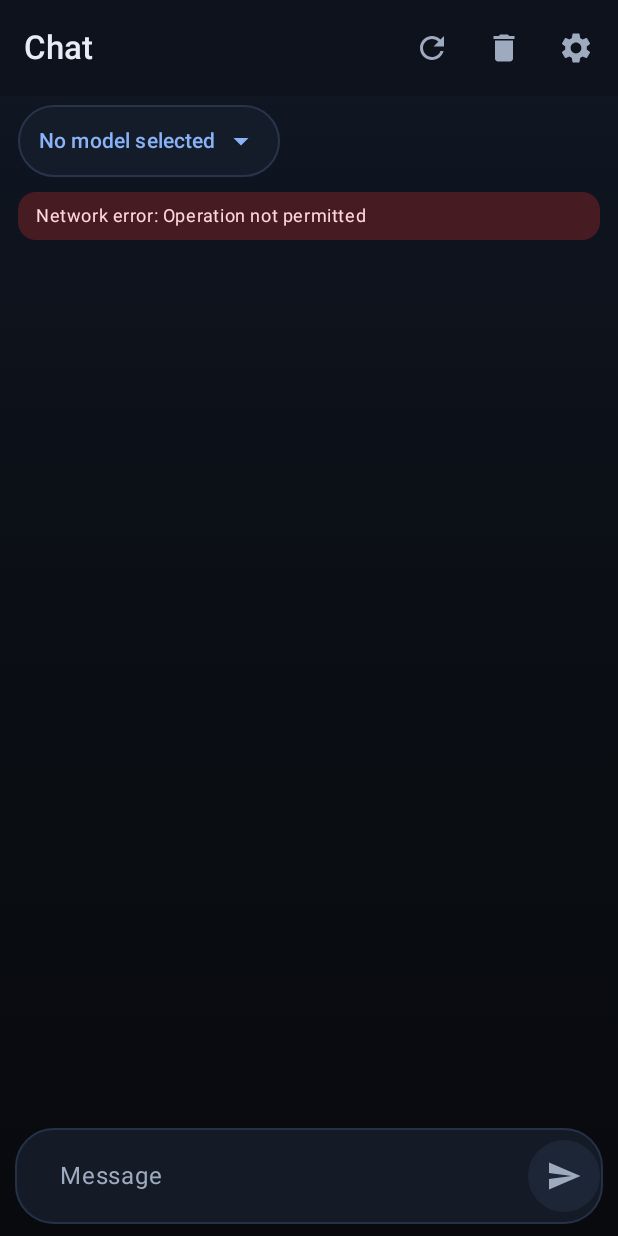
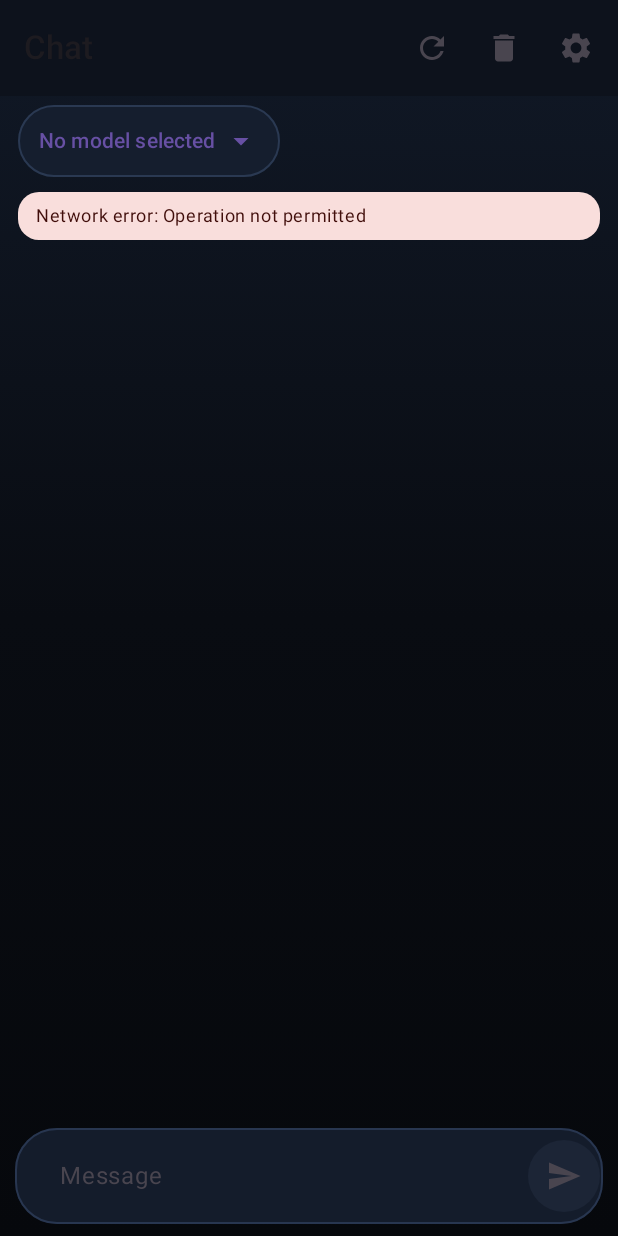
Before and after one commit to isleepy20/OllamaChat, an Android app built with Jetpack Compose: the composable ChatScreen shown on its own in the app's theme, on a phone screen of 412 x 824 dp. Run offline under Robolectric (Android 15) with nearby library versions, the phone set to English and light mode, and no system bars.

Commit message:
Refactor ChatScreen layout and styles

```diff
--- a/app/src/main/java/com/example/ollamachat/ui/ChatScreen.kt
+++ b/app/src/main/java/com/example/ollamachat/ui/ChatScreen.kt
@@ -14,7 +14,6 @@ import androidx.compose.foundation.layout.imePadding
 import androidx.compose.foundation.layout.navigationBarsPadding
 import androidx.compose.foundation.layout.padding
 import androidx.compose.foundation.layout.size
-import androidx.compose.foundation.layout.statusBarsPadding
 import androidx.compose.foundation.layout.width
 import androidx.compose.foundation.layout.widthIn
 import androidx.compose.foundation.lazy.LazyColumn
@@ -43,7 +42,6 @@ import androidx.compose.material3.Text
 import androidx.compose.material3.TextButton
 import androidx.compose.material3.TopAppBar
 import androidx.compose.material3.TopAppBarDefaults
-import androidx.compose.material3.darkColorScheme
 import androidx.compose.runtime.Composable
 import androidx.compose.runtime.LaunchedEffect
 import androidx.compose.runtime.getValue
@@ -61,26 +59,6 @@ import androidx.compose.ui.unit.dp
 import androidx.lifecycle.compose.collectAsStateWithLifecycle
 import com.example.ollamachat.data.ChatMessage
 
-private val GeminiDarkColorScheme = darkColorScheme(
-    primary = Color(0xFF8AB4F8),
-    onPrimary = Color(0xFF062043),
-    primaryContainer = Color(0xFF1D3354),
-    onPrimaryContainer = Color(0xFFE5EFFD),
-    secondary = Color(0xFFA8C7FA),
-    onSecondary = Color(0xFF0B2246),
-    secondaryContainer = Color(0xFF1C2331),
-    onSecondaryContainer = Color(0xFFDDE6F5),
-    background = Color(0xFF0B0E14),
-    onBackground = Color(0xFFE7ECF5),
-    surface = Color(0xFF0B0E14),
-    onSurface = Color(0xFFE7ECF5),
-    surfaceVariant = Color(0xFF151B26),
-    onSurfaceVariant = Color(0xFF9EABBF),
-    outline = Color(0xFF283246),
-    errorContainer = Color(0xFF471B22),
-    onErrorContainer = Color(0xFFFFD9DD)
-)
-
 @OptIn(ExperimentalMaterial3Api::class)
 @Composable
 fun ChatScreen(vm: ChatViewModel) {
@@ -93,12 +71,11 @@ fun ChatScreen(vm: ChatViewModel) {
         if (state.messages.isNotEmpty()) listState.scrollToItem(state.messages.lastIndex)
     }
 
-    MaterialTheme(colorScheme = GeminiDarkColorScheme) {
-        val screenGradient = Brush.verticalGradient(
+    val backdrop = Brush.verticalGradient(
         colors = listOf(
-                Color(0xFF101724),
-                Color(0xFF0B0E14),
-                Color(0xFF080A0E)
+            Color(0xFF111927),
+            Color(0xFF090C12),
+            Color(0xFF06080C)
         )
     )
 
@@ -107,7 +84,7 @@ fun ChatScreen(vm: ChatViewModel) {
         topBar = {
             TopAppBar(
                 colors = TopAppBarDefaults.topAppBarColors(
-                        containerColor = Color(0xFF0E131D).copy(alpha = 0.94f),
+                    containerColor = Color(0xFF0D121C),
                     titleContentColor = MaterialTheme.colorScheme.onSurface,
                     actionIconContentColor = MaterialTheme.colorScheme.onSurfaceVariant
                 ),
@@ -135,9 +112,8 @@ fun ChatScreen(vm: ChatViewModel) {
     ) { padding ->
         Column(
             modifier = Modifier
-                    .background(screenGradient)
+                .background(backdrop)
                 .padding(padding)
-                    .statusBarsPadding()
                 .navigationBarsPadding()
                 .imePadding()
                 .fillMaxSize()
@@ -162,13 +138,13 @@ fun ChatScreen(vm: ChatViewModel) {
             }
 
             Surface(
-                    color = Color(0xFF141B27),
+                color = Color(0xFF141C2B),
                 contentColor = MaterialTheme.colorScheme.onSurface,
-                    shape = RoundedCornerShape(26.dp),
+                shape = RoundedCornerShape(28.dp),
                 modifier = Modifier
                     .fillMaxWidth()
                     .padding(horizontal = 10.dp, vertical = 8.dp)
-                        .border(1.dp, Color(0xFF253147), RoundedCornerShape(26.dp))
+                    .border(1.dp, Color(0xFF283650), RoundedCornerShape(28.dp))
             ) {
                 Row(
                     modifier = Modifier
@@ -204,7 +180,7 @@ fun ChatScreen(vm: ChatViewModel) {
                             modifier = Modifier
                                 .size(40.dp)
                                 .clip(CircleShape)
-                                    .background(Color(0xFF283449))
+                                .background(Color(0xFF2A364D))
                         ) {
                             Icon(
                                 Icons.Default.Close,
@@ -222,7 +198,7 @@ fun ChatScreen(vm: ChatViewModel) {
                                 .clip(CircleShape)
                                 .background(
                                     if (canSend) MaterialTheme.colorScheme.primary
-                                        else Color(0xFF1D2636)
+                                    else Color(0xFF1C2536)
                                 )
                         ) {
                             Icon(
@@ -231,7 +207,6 @@ fun ChatScreen(vm: ChatViewModel) {
                                 tint = if (canSend) MaterialTheme.colorScheme.onPrimary
                                 else MaterialTheme.colorScheme.onSurfaceVariant
                             )
-                            }
                         }
                     }
                 }
@@ -247,10 +222,10 @@ private fun ModelSelector(models: List<String>, selected: String?, onSelect: (St
     var expanded by rememberSaveable { mutableStateOf(false) }
     Box(Modifier.padding(horizontal = 12.dp, vertical = 6.dp)) {
         Surface(
-            color = Color(0xFF151C29),
+            color = Color(0xFF151E2E),
             contentColor = MaterialTheme.colorScheme.onSecondaryContainer,
             shape = RoundedCornerShape(999.dp),
-            modifier = Modifier.border(1.dp, Color(0xFF27344A), RoundedCornerShape(999.dp))
+            modifier = Modifier.border(1.dp, Color(0xFF2A3952), RoundedCornerShape(999.dp))
         ) {
             TextButton(
                 onClick = { expanded = true },
@@ -292,7 +267,7 @@ private fun ModelSelector(models: List<String>, selected: String?, onSelect: (St
 private fun Banner(message: String, onDismiss: (() -> Unit)?) {
     Surface(
         color = MaterialTheme.colorScheme.errorContainer,
-        shape = RoundedCornerShape(12.dp),
+        shape = RoundedCornerShape(14.dp),
         modifier = Modifier
             .fillMaxWidth()
             .padding(horizontal = 12.dp, vertical = 4.dp)
@@ -323,29 +298,29 @@ private fun MessageBubble(message: ChatMessage) {
     ) {
         Surface(
             color = if (isUser) MaterialTheme.colorScheme.primaryContainer
-            else MaterialTheme.colorScheme.surfaceVariant,
+            else Color(0xFF131926),
             contentColor = if (isUser) MaterialTheme.colorScheme.onPrimaryContainer
             else MaterialTheme.colorScheme.onSurface,
             shape = if (isUser) {
-                RoundedCornerShape(topStart = 18.dp, topEnd = 18.dp, bottomStart = 18.dp, bottomEnd = 5.dp)
+                RoundedCornerShape(topStart = 20.dp, topEnd = 20.dp, bottomStart = 20.dp, bottomEnd = 5.dp)
             } else {
-                RoundedCornerShape(16.dp)
+                RoundedCornerShape(18.dp)
             },
             modifier = Modifier
                 .widthIn(max = 320.dp)
                 .border(
                     width = 1.dp,
-                    color = if (isUser) Color(0xFF335280) else Color(0xFF222C3E),
+                    color = if (isUser) Color(0xFF36598A) else Color(0xFF232F46),
                     shape = if (isUser) {
-                        RoundedCornerShape(topStart = 18.dp, topEnd = 18.dp, bottomStart = 18.dp, bottomEnd = 5.dp)
+                        RoundedCornerShape(topStart = 20.dp, topEnd = 20.dp, bottomStart = 20.dp, bottomEnd = 5.dp)
                     } else {
-                        RoundedCornerShape(16.dp)
+                        RoundedCornerShape(18.dp)
                     }
                 )
         ) {
             Text(
                 text = message.content.ifEmpty { "…" },
-                modifier = Modifier.padding(horizontal = 14.dp, vertical = 10.dp),
+                modifier = Modifier.padding(horizontal = 15.dp, vertical = 11.dp),
                 style = MaterialTheme.typography.bodyMedium
             )
         }
```
Lines whose indentation alone changed are shown as unchanged.
